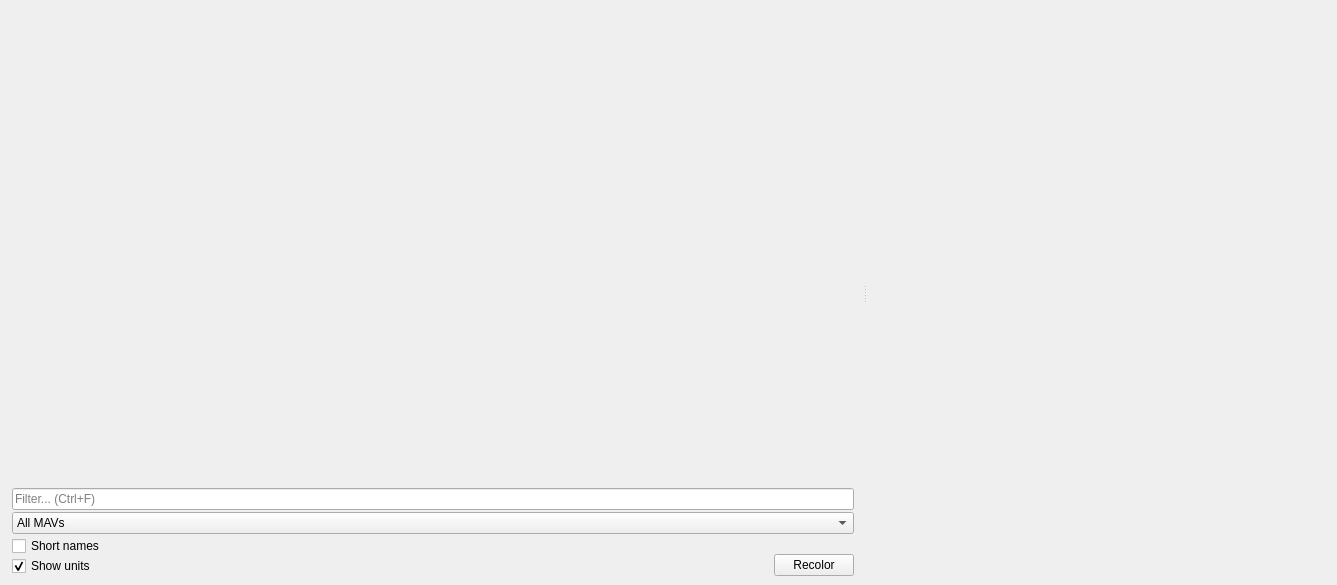
This is src/ui/Linechart.ui in mavlink/qgroundcontrol as Qt 5 draws it before an edit. The edited form follows.
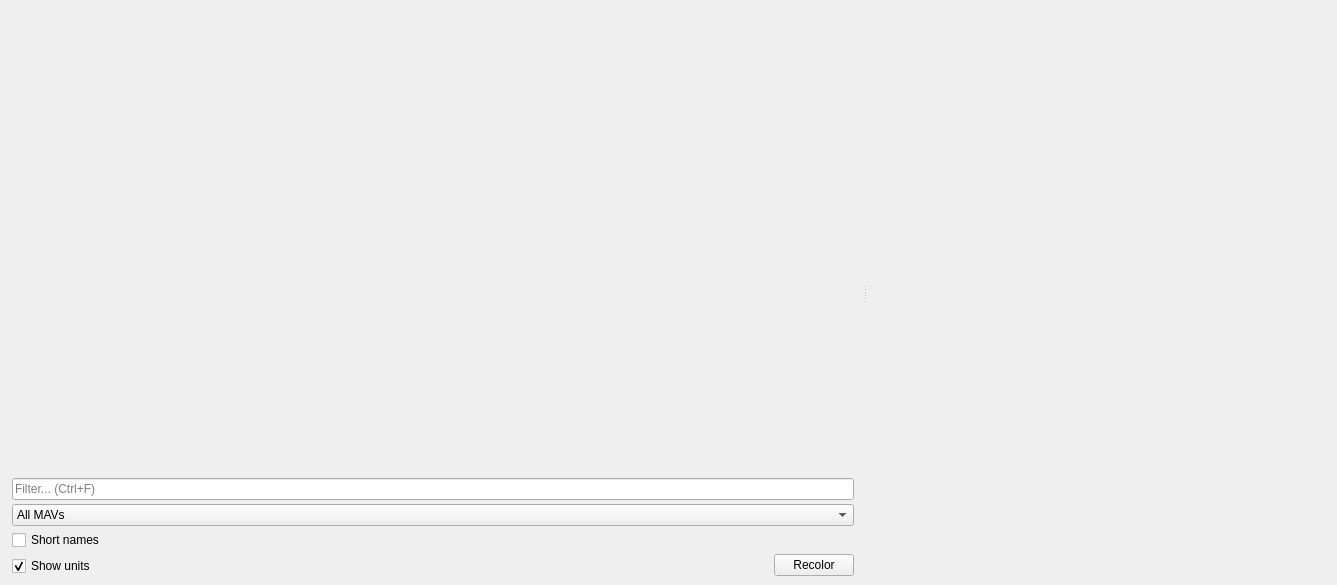
This is the edited form.

What changed in the file:
```diff
--- a/src/ui/Linechart.ui
+++ b/src/ui/Linechart.ui
@@ -103,8 +103,8 @@
            <rect>
             <x>0</x>
             <y>0</y>
-            <width>884</width>
-            <height>491</height>
+            <width>879</width>
+            <height>462</height>
            </rect>
           </property>
          </widget>
@@ -113,7 +113,7 @@
        <item row="3" column="0">
         <layout class="QVBoxLayout" name="verticalLayout_2">
          <property name="spacing">
-          <number>2</number>
+          <number>4</number>
          </property>
          <item>
           <widget class="QLineEdit" name="plotFilterLineEdit">
@@ -139,7 +139,7 @@
            <item>
             <layout class="QVBoxLayout" name="verticalLayout_3">
              <property name="spacing">
-              <number>0</number>
+              <number>6</number>
              </property>
              <item>
               <widget class="QCheckBox" name="shortNameCheckBox">
@@ -172,7 +172,7 @@
            <item>
             <layout class="QVBoxLayout" name="verticalLayout_4">
              <property name="spacing">
-              <number>0</number>
+              <number>6</number>
              </property>
              <property name="sizeConstraint">
               <enum>QLayout::SetMinimumSize</enum>
```
Left out of the diff: 11 changed lines with no effect on the pictures.
